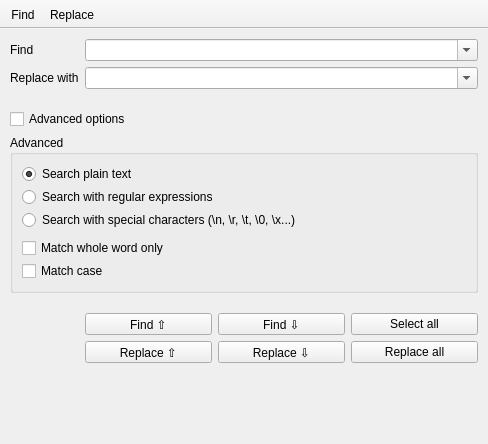
notepadqq/notepadqq, file src/ui/frmsearchreplace.ui: the form before one commit.
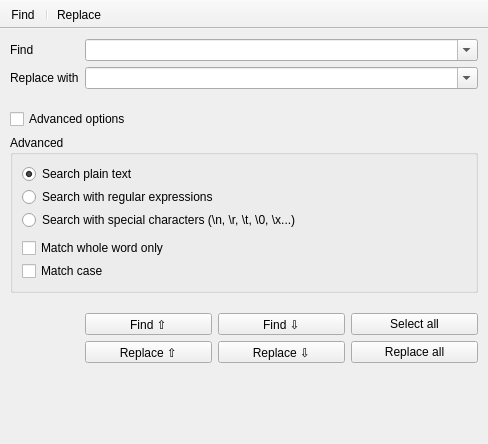
The form after the commit. Icons and pictures are not drawn.

Commit message: Search toolbar icons

What changed in the file:
```diff
--- a/src/ui/frmsearchreplace.ui
+++ b/src/ui/frmsearchreplace.ui
@@ -272,6 +272,12 @@
    <property name="movable">
     <bool>false</bool>
    </property>
+   <property name="iconSize">
+    <size>
+     <width>16</width>
+     <height>16</height>
+    </size>
+   </property>
    <property name="toolButtonStyle">
     <enum>Qt::ToolButtonTextBesideIcon</enum>
    </property>
@@ -285,6 +291,7 @@
     <bool>false</bool>
    </attribute>
    <addaction name="actionFind"/>
+   <addaction name="separator"/>
    <addaction name="actionReplace"/>
   </widget>
   <action name="actionReplace">
```
The commit also changes 4 other files.
